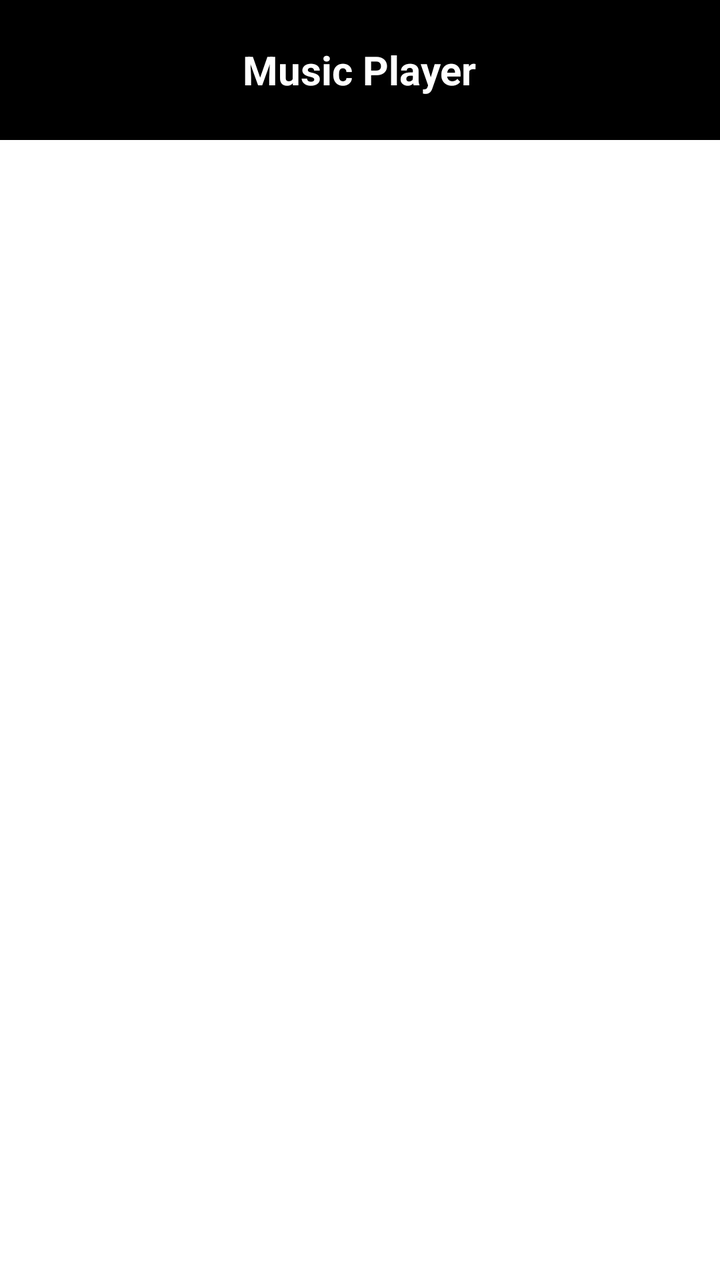
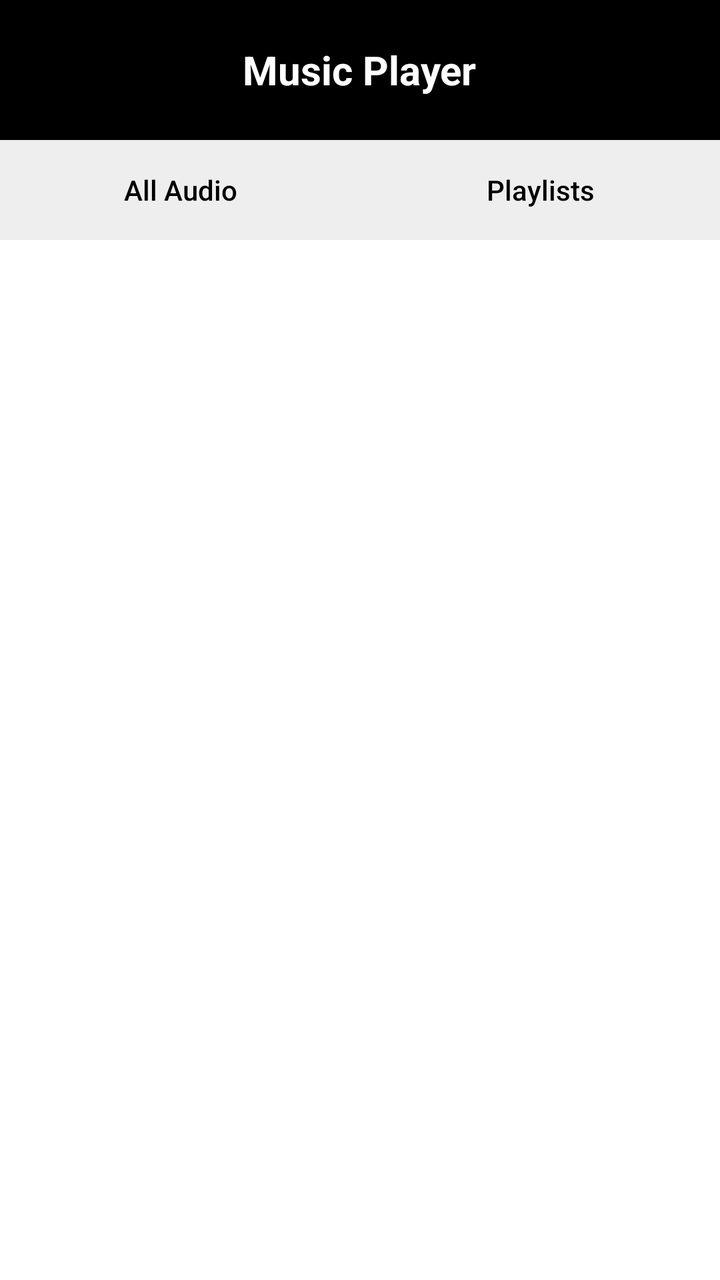

Before-and-after screenshots of an Android layout around one commit, followed by the original layout XML and the change that was made.
<!-- AndroidManifest.xml: application theme Theme.SimpleMusicPlayer -->
<!-- res/layout/activity_main.xml -->
<?xml version="1.0" encoding="utf-8"?>
<RelativeLayout xmlns:android="http://schemas.android.com/apk/res/android"
    android:layout_width="match_parent"
    android:layout_height="match_parent"
    android:background="#FFFFFF">

    
    <LinearLayout
        android:id="@+id/headerBar"
        android:layout_width="match_parent"
        android:layout_height="70dp"
        android:layout_alignParentTop="true"
        android:background="#000000"
        android:gravity="center"
        android:orientation="vertical">

        <TextView
            android:layout_width="wrap_content"
            android:layout_height="wrap_content"
            android:text="Music Player"
            android:textColor="#FFFFFF"
            android:textSize="20sp"
            android:textStyle="bold" />
    </LinearLayout>

    
    <androidx.recyclerview.widget.RecyclerView
        android:id="@+id/recyclerView"
        android:layout_width="match_parent"
        android:layout_height="match_parent"
        android:layout_below="@id/headerBar"
        android:layout_above="@id/miniPlayer"
        android:padding="4dp"/>

    
    <LinearLayout
        android:id="@+id/miniPlayer"
        android:layout_width="match_parent"
        android:layout_height="60dp"
        android:layout_alignParentBottom="true"
        android:orientation="horizontal"
        android:gravity="center_vertical"
        android:padding="8dp"
        android:background="#EEEEEE"
        android:visibility="gone">

        <TextView
            android:id="@+id/miniSongTitle"
            android:layout_width="0dp"
            android:layout_height="wrap_content"
            android:layout_weight="1"
            android:text="Song Name"
            android:textSize="14sp"
            android:textColor="#000000"
            android:ellipsize="end"
            android:maxLines="1"/>

        <ImageButton
            android:id="@+id/btnPrev"
            android:layout_width="40dp"
            android:layout_height="40dp"
            android:src="@android:drawable/ic_media_previous"
            android:background="@android:color/transparent"/>

        <ImageButton
            android:id="@+id/btnPlayPause"
            android:layout_width="40dp"
            android:layout_height="40dp"
            android:src="@android:drawable/ic_media_play"
            android:background="@android:color/transparent"/>

        <ImageButton
            android:id="@+id/btnNext"
            android:layout_width="40dp"
            android:layout_height="40dp"
            android:src="@android:drawable/ic_media_next"
            android:background="@android:color/transparent"/>

        <ImageButton
            android:id="@+id/btnClose"
            android:layout_width="40dp"
            android:layout_height="40dp"
            android:src="@android:drawable/ic_menu_close_clear_cancel"
            android:background="@android:color/transparent"
            android:contentDescription="Close player"/>
    </LinearLayout>

</RelativeLayout>
<!-- resources referenced by this layout -->
<resources>
  <style name="Theme.SimpleMusicPlayer" parent="Base.Theme.SimpleMusicPlayer" />
  <style name="Base.Theme.SimpleMusicPlayer" parent="Theme.Material3.DayNight.NoActionBar">
          
          <item name="android:windowBackground">@android:color/darker_gray</item>
      </style>
</resources>

<!-- the commit's change to res/layout/activity_main.xml (unified diff, before → after) -->
@@ -24,11 +24,42 @@
     </LinearLayout>
 
     
+    <LinearLayout
+        android:id="@+id/tabBar"
+        android:layout_width="match_parent"
+        android:layout_height="50dp"
+        android:layout_below="@id/headerBar"
+        android:orientation="horizontal"
+        android:background="#EEEEEE">
+
+        <Button
+            android:id="@+id/btnAllAudio"
+            android:layout_width="0dp"
+            android:layout_height="match_parent"
+            android:layout_weight="1"
+            android:text="All Audio"
+            android:textAllCaps="false"
+            android:background="@android:color/transparent"
+            android:textColor="#000000"/>
+
+        <Button
+            android:id="@+id/btnPlaylists"
+            android:layout_width="0dp"
+            android:layout_height="match_parent"
+            android:layout_weight="1"
+            android:text="Playlists"
+            android:textAllCaps="false"
+            android:background="@android:color/transparent"
+            android:textColor="#000000"/>
+
+    </LinearLayout>
+
+    
     <androidx.recyclerview.widget.RecyclerView
         android:id="@+id/recyclerView"
         android:layout_width="match_parent"
         android:layout_height="match_parent"
-        android:layout_below="@id/headerBar"
+        android:layout_below="@id/tabBar"
         android:layout_above="@id/miniPlayer"
         android:padding="4dp"/>
 
